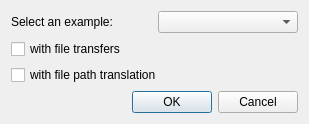
This is python/soma/jobs/gui/workflowExampleDlg.ui in populse/soma-workflow as Qt 5 draws it before an edit. The edited form follows.
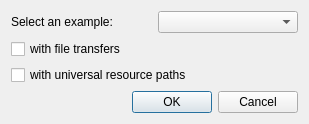
This is the edited form.

Commit message: Changes name from FileTransfer to UniversalResourcePath.

What changed in the file:
```diff
--- a/python/soma/jobs/gui/workflowExampleDlg.ui
+++ b/python/soma/jobs/gui/workflowExampleDlg.ui
@@ -50,7 +50,7 @@
       <enum>Qt::LeftToRight</enum>
      </property>
      <property name="text">
-      <string>with file path translation</string>
+      <string>with universal resource paths</string>
      </property>
     </widget>
    </item>
```
Left out of the diff: 2 changed lines with no effect on the pictures. The commit also changes 7 other files.
